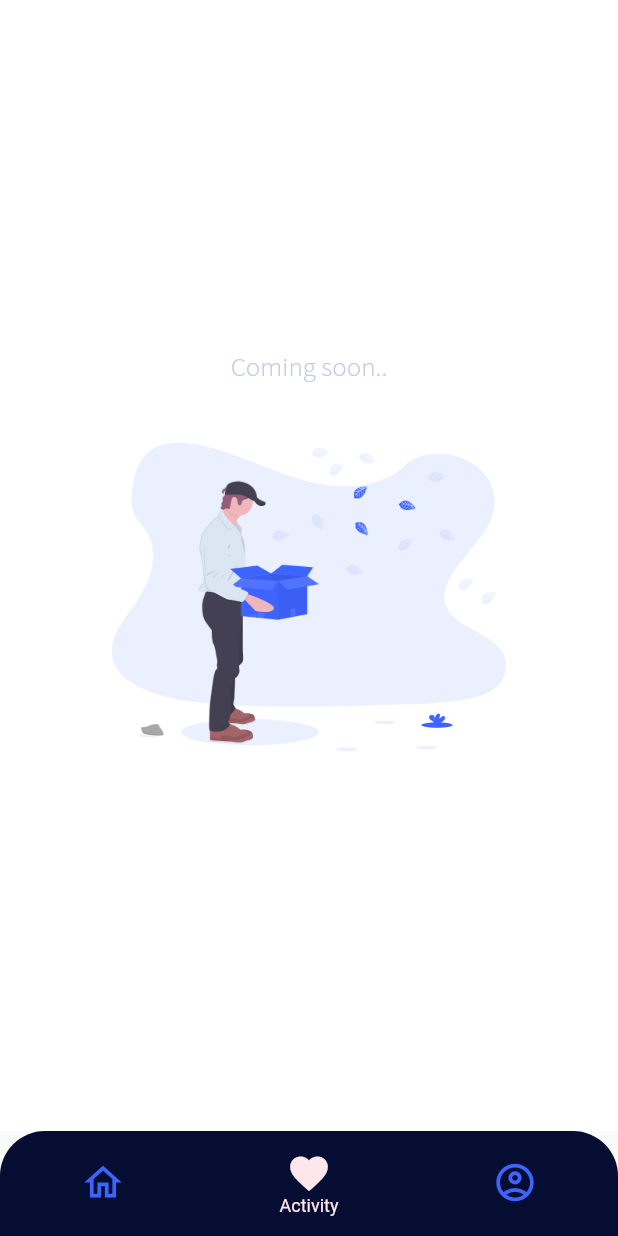
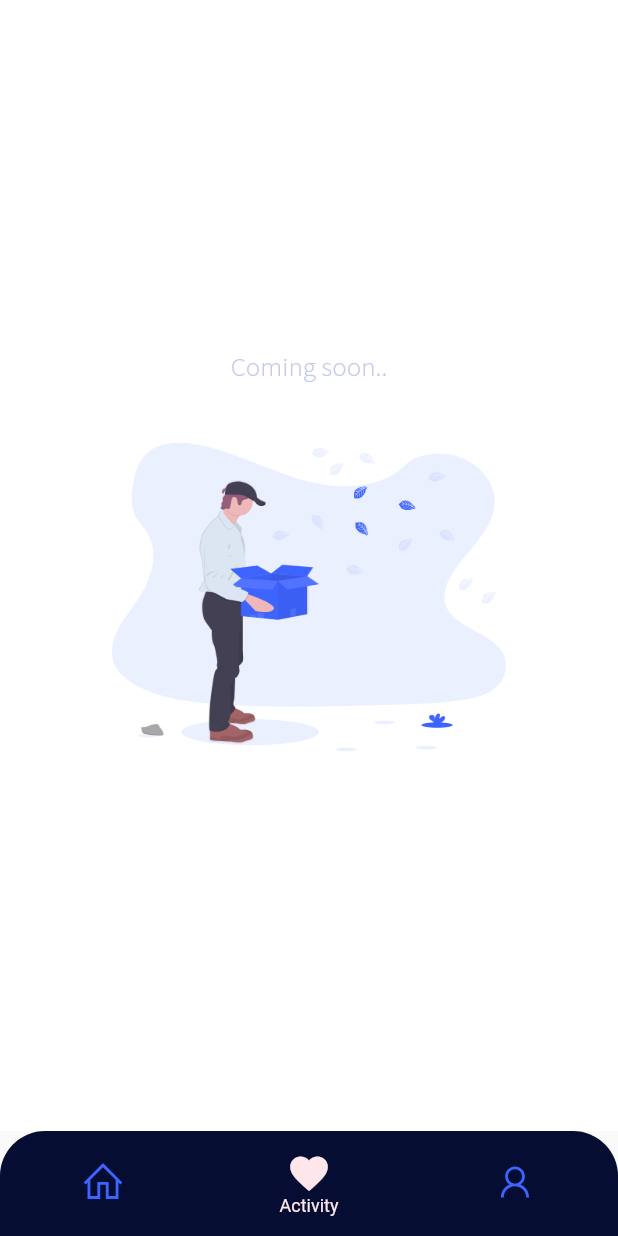
Before and after one commit to sahibul-nf/my-dictionary, a Flutter app: the BaseScreen screen opened by its route, item 2 of the bottom bar chosen, on a phone screen of 412 x 824 dp. Run offline on Flutter 3.47's test engine with Material 2 defaults, Android fonts, the phone set to English and light mode, and no system bars; our stand-ins replace flare_flutter, flushbar, font_awesome_flutter, google_fonts, line_icons, shared_preferences; missing offline and left inert: image_picker_gallery_camera; accounts and stored records are empty; network calls fail.

Commit message:
🐛 BUG: 🎉 INT COMMIT: and

```diff
--- a/lib/model/nabi_rasul_model.dart
+++ b/lib/model/nabi_rasul_model.dart
@@ -18,7 +18,8 @@ class NabiRasul {
   }
 
   static Future<List<NabiRasul>> getData() async {
-    String urlAPI = 'http://192.168.43.208/my-dictionary-server/get_data.php';
+    // http://192.168.43.208/my-dictionary-server/get_data.php
+    String urlAPI = 'https://40c17614ccd1.ngrok.io/my-dictionary-server/get_data.php';
     final apiResult = await http.get(urlAPI);
     List<dynamic> jsonObject = jsonDecode(apiResult.body);
 
--- a/lib/view/base_screen.dart
+++ b/lib/view/base_screen.dart
@@ -1,11 +1,12 @@
 import 'package:flutter/material.dart';
 import 'package:font_awesome_flutter/font_awesome_flutter.dart';
 import 'package:google_fonts/google_fonts.dart';
+import 'package:line_icons/line_icons.dart';
 import 'package:my_dictionary/controller/color.dart';
 import 'package:my_dictionary/view/activity_screen.dart';
 import 'package:my_dictionary/view/home_screen.dart';
 import 'package:my_dictionary/view/user_profile_screen.dart';
-import 'package:outline_material_icons/outline_material_icons.dart';
+// import 'package:outline_material_icons/outline_material_icons.dart';
 
 class BaseScreen extends StatefulWidget {
 
@@ -36,8 +37,6 @@ class _BaseScreenState extends State<BaseScreen> {
 
   double iconSize = 30;
 
-  UserProfilePage iconP = UserProfilePage();
-
   int _cIndex = 0;
 
   @override
@@ -60,21 +59,21 @@ class _BaseScreenState extends State<BaseScreen> {
             currentIndex: _cIndex,
             items: [
               BottomNavigationBarItem(
-                icon: (_cIndex == 0) ? Icon(Icons.home) : Icon(OMIcons.home),
+                icon: (_cIndex == 0) ? Icon(Icons.home) : Icon(LineIcons.home),
                 title: Text('Home',
                     style: GoogleFonts.sourceSansPro(fontSize: 14)),
               ),
               BottomNavigationBarItem(
                 icon: (_cIndex == 1)
                     ? Icon(Icons.favorite)
-                    : Icon(OMIcons.favoriteBorder),
+                    : Icon(LineIcons.heart_o),
                 title: Text('Activity',
                     style: GoogleFonts.sourceSansPro(fontSize: 14)),
               ),
               BottomNavigationBarItem(
                 icon: (_cIndex == 2)
                     ? Icon(Icons.account_circle)
-                    : Icon(OMIcons.accountCircle),
+                    : Icon(LineIcons.user),
                 title: Text('Account',
                     style: GoogleFonts.sourceSansPro(fontSize: 14)),
               )
--- a/lib/view/home_screen.dart
+++ b/lib/view/home_screen.dart
@@ -8,6 +8,7 @@ class HomeScreen extends StatefulWidget {
   final FaIcon icon;
   final Color iconColor;
   final String title;
+
 
   HomeScreen({this.title, this.icon, this.iconColor});
 
```
Also changed, not shown: lib/view/login_screen.dart (+8 -7 lines), lib/view/register_screen.dart (+4 -5 lines), pubspec.lock.
